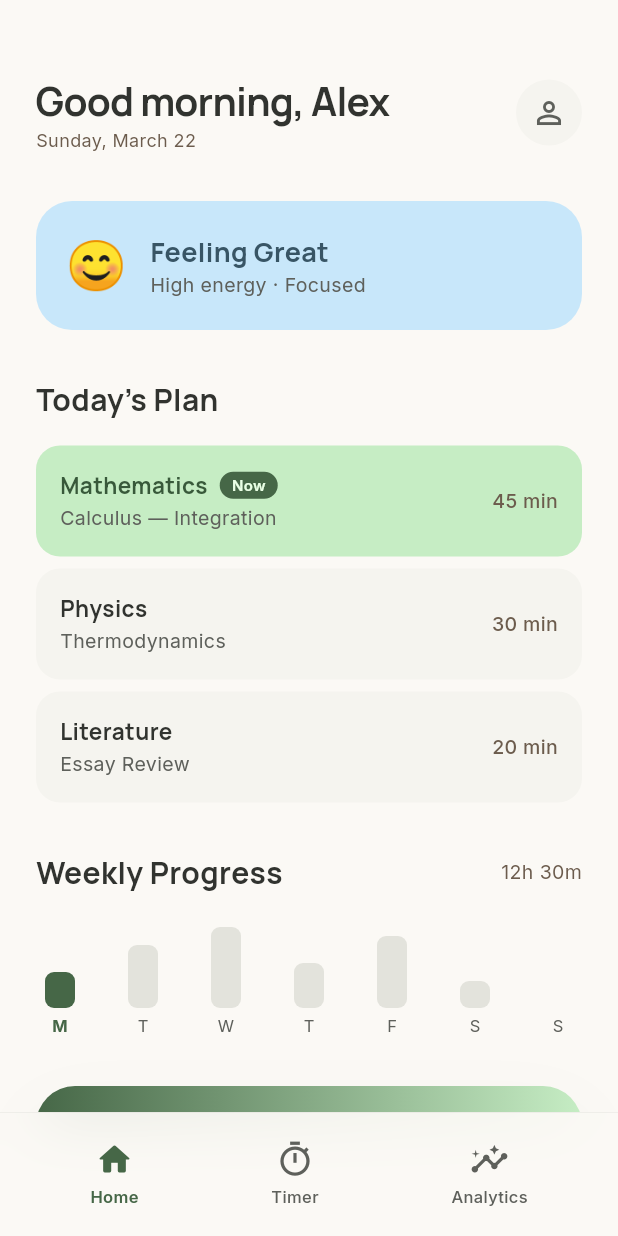
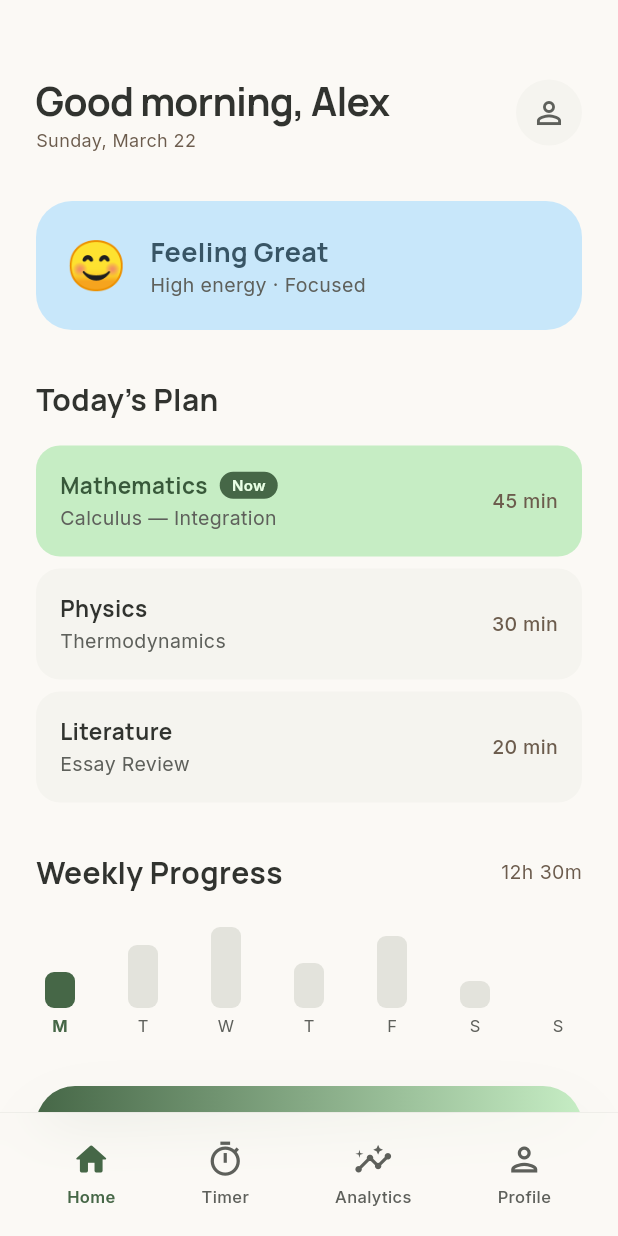
Before and after one commit to arownz/Mindful_Study, a Flutter app: the StudyDashboardScreen screen opened by its route, on a phone screen of 412 x 824 dp. Run offline on Flutter 3.47's test engine with Material 3 defaults, Android fonts, the phone set to English and light mode, and no system bars; our stand-ins replace dio, firebase_core, firebase_messaging, flutter_dotenv, flutter_local_notifications, flutter_riverpod and 3 more; accounts and stored records are empty; network calls fail.

Commit message:
profile screen

```diff
--- a/lib/main.dart
+++ b/lib/main.dart
@@ -22,7 +22,9 @@ Future<void> main() async {
   }
   GoRouterRefreshStream? refresh;
   if (supabaseEnabled) {
-    refresh = GoRouterRefreshStream(Supabase.instance.client.auth.onAuthStateChange);
+    refresh = GoRouterRefreshStream(
+      Supabase.instance.client.auth.onAuthStateChange,
+    );
   }
   _appRouter = createAppRouter(refresh);
   runApp(const ProviderScope(child: IStudyBuddyApp()));
@@ -34,7 +36,7 @@ class IStudyBuddyApp extends StatelessWidget {
   @override
   Widget build(BuildContext context) {
     return MaterialApp.router(
-      title: 'I Study Buddy',
+      title: 'Mindful Study',
       debugShowCheckedModeBanner: false,
       theme: buildAppTheme(),
       routerConfig: _appRouter,
--- a/lib/screens/study_dashboard_screen.dart
+++ b/lib/screens/study_dashboard_screen.dart
@@ -36,7 +36,13 @@ class StudyDashboardScreen extends ConsumerWidget {
   }
 
   static String _titleForMood(Map<String, dynamic>? plan) {
-    const titles = ['Feeling Low', 'Feeling Okay', 'Feeling Good', 'Feeling Great', 'Feeling Amazing'];
+    const titles = [
+      'Feeling Low',
+      'Feeling Okay',
+      'Feeling Good',
+      'Feeling Great',
+      'Feeling Amazing',
+    ];
     final mi = plan?['mood_index'];
     if (mi is! int) return 'Feeling Great';
     return titles[mi.clamp(0, 4)];
@@ -90,8 +96,13 @@ class StudyDashboardScreen extends ConsumerWidget {
                       color: AppColors.surfaceContainerLow,
                       borderRadius: BorderRadius.circular(999),
                     ),
-                    child: const Icon(Icons.person_outline,
-                        color: AppColors.onSurfaceVariant),
+                    child: IconButton(
+                      onPressed: () => context.go('/profile'),
+                      icon: const Icon(
+                        Icons.person_outline,
+                      ),
+                      color: AppColors.onSurfaceVariant,
+                    ),
                   ),
                 ],
               ),
@@ -105,7 +116,10 @@ class StudyDashboardScreen extends ConsumerWidget {
                 ),
                 child: Row(
                   children: [
-                    Text(_emojiForMood(plan), style: const TextStyle(fontSize: 32)),
+                    Text(
+                      _emojiForMood(plan),
+                      style: const TextStyle(fontSize: 32),
+                    ),
                     const SizedBox(width: 16),
                     Expanded(
                       child: Column(
@@ -173,16 +187,24 @@ class StudyDashboardScreen extends ConsumerWidget {
                   final subject = b['subject']?.toString() ?? 'Subject';
                   final topic = b['topic']?.toString() ?? '';
                   final minutes = b['minutes'];
-                  final dur = minutes is int ? '$minutes min' : '${minutes ?? 25} min';
+                  final dur = minutes is int
+                      ? '$minutes min'
+                      : '${minutes ?? 25} min';
                   final isCurrent = b['is_current'] == true;
                   return Padding(
-                    padding: EdgeInsets.only(bottom: i == blocks.length - 1 ? 0 : 8),
+                    padding: EdgeInsets.only(
+                      bottom: i == blocks.length - 1 ? 0 : 8,
+                    ),
                     child: _SubjectCard(
                       subject: subject,
                       topic: topic,
                       duration: dur,
-                      color: isCurrent ? AppColors.primaryContainer : AppColors.surfaceContainerLow,
-                      textColor: isCurrent ? AppColors.onPrimaryContainer : AppColors.onSurface,
+                      color: isCurrent
+                          ? AppColors.primaryContainer
+                          : AppColors.surfaceContainerLow,
+                      textColor: isCurrent
+                          ? AppColors.onPrimaryContainer
+                          : AppColors.onSurface,
                       isCurrent: isCurrent,
                     ),
                   );
@@ -214,11 +236,13 @@ class StudyDashboardScreen extends ConsumerWidget {
                 children: ['M', 'T', 'W', 'T', 'F', 'S', 'S']
                     .asMap()
                     .entries
-                    .map((e) => _DayBar(
-                          label: e.value,
-                          height: [0.4, 0.7, 0.9, 0.5, 0.8, 0.3, 0.0][e.key],
-                          isToday: e.key == 0,
-                        ))
+                    .map(
+                      (e) => _DayBar(
+                        label: e.value,
+                        height: [0.4, 0.7, 0.9, 0.5, 0.8, 0.3, 0.0][e.key],
+                        isToday: e.key == 0,
+                      ),
+                    )
                     .toList(),
               ),
               const SizedBox(height: 32),
@@ -277,7 +301,9 @@ class _SubjectCard extends StatelessWidget {
                       const SizedBox(width: 8),
                       Container(
                         padding: const EdgeInsets.symmetric(
-                            horizontal: 8, vertical: 2),
+                          horizontal: 8,
+                          vertical: 2,
+                        ),
                         decoration: BoxDecoration(
                           color: AppColors.primary,
                           borderRadius: BorderRadius.circular(999),
@@ -324,7 +350,11 @@ class _DayBar extends StatelessWidget {
   final double height;
   final bool isToday;
 
-  const _DayBar({required this.label, required this.height, this.isToday = false});
+  const _DayBar({
+    required this.label,
+    required this.height,
+    this.isToday = false,
+  });
 
   @override
   Widget build(BuildContext context) {
@@ -340,7 +370,9 @@ class _DayBar extends StatelessWidget {
               width: 20,
               height: height * 60,
               decoration: BoxDecoration(
-                color: isToday ? AppColors.primary : AppColors.surfaceContainerHighest,
+                color: isToday
+                    ? AppColors.primary
+                    : AppColors.surfaceContainerHighest,
                 borderRadius: BorderRadius.circular(6),
               ),
             ),
--- a/lib/widgets/glass_bottom_nav.dart
+++ b/lib/widgets/glass_bottom_nav.dart
@@ -24,7 +24,9 @@ class GlassBottomNav extends StatelessWidget {
           decoration: BoxDecoration(
             color: AppColors.surface.withValues(alpha: 0.82),
             border: Border(
-              top: BorderSide(color: AppColors.outlineVariant.withValues(alpha: 0.15)),
+              top: BorderSide(
+                color: AppColors.outlineVariant.withValues(alpha: 0.15),
+              ),
             ),
           ),
           child: Row(
@@ -47,6 +49,12 @@ class GlassBottomNav extends StatelessWidget {
                 label: 'Analytics',
                 selected: currentIndex == 2,
                 onTap: () => onTap(2),
+              ),
+              _NavItem(
+                icon: Icons.person_outlined,
+                label: 'Profile',
+                selected: currentIndex == 3,
+                onTap: () => onTap(3),
               ),
             ],
           ),
```
Also changed, not shown: lib/router/app_router.dart (+15 -0 lines), lib/screens/performance_analytics_screen.dart (+64 -16 lines), lib/screens/profile_info_screen.dart (added, +47 -0 lines).
